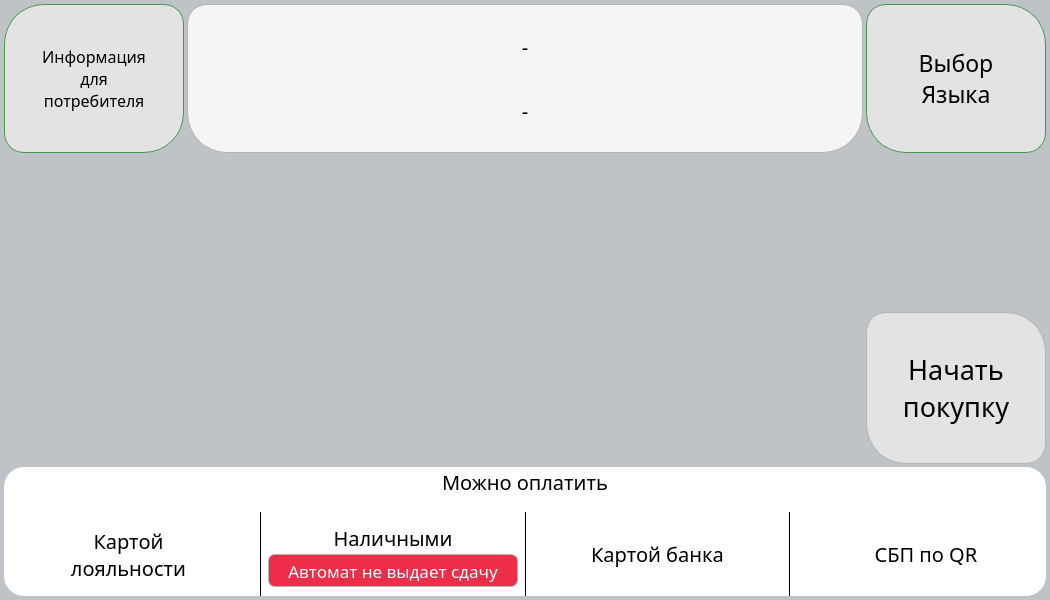
This is services/gui/resources/ui_interface/waiting_window.ui in dmitriymikryukov/vodobox-pro as Qt 5 draws it before an edit. The edited form follows.
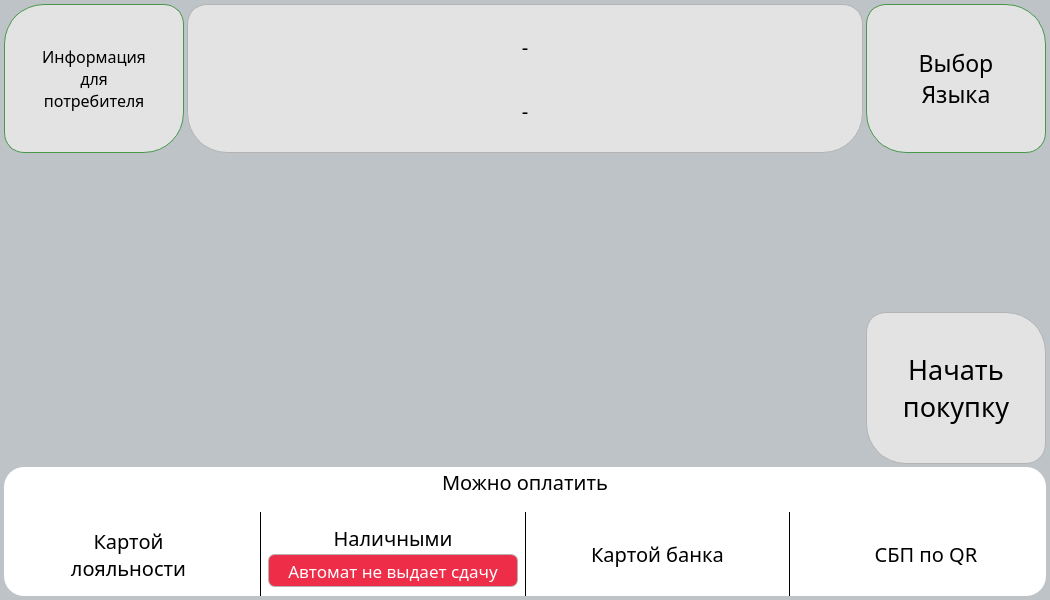
This is the edited form.

Commit message: upaet wating wingdow

The edit to the form file:
```diff
--- a/services/gui/resources/ui_interface/waiting_window.ui
+++ b/services/gui/resources/ui_interface/waiting_window.ui
@@ -1040,7 +1040,7 @@
                  <property name="styleSheet">
                   <string notr="true">QFrame#frame_10 {
             color: rgb(0, 0, 0);
-            background-color: rgb(245, 245, 245);
+			   background-color:rgb(227, 227, 227);
             border-top-right-radius: 20px;
             border-top-left-radius: 20px;
             border-bottom-right-radius: 40px;
```
The commit also changes 1 other file.
